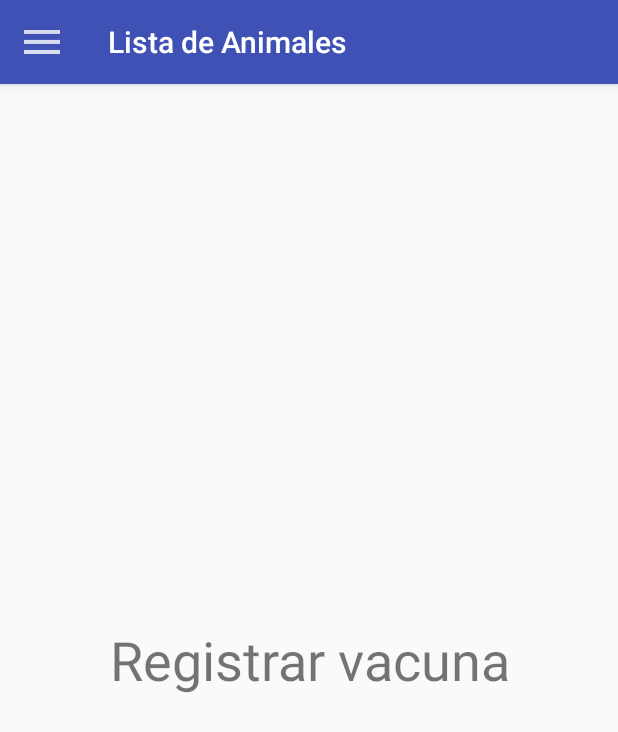
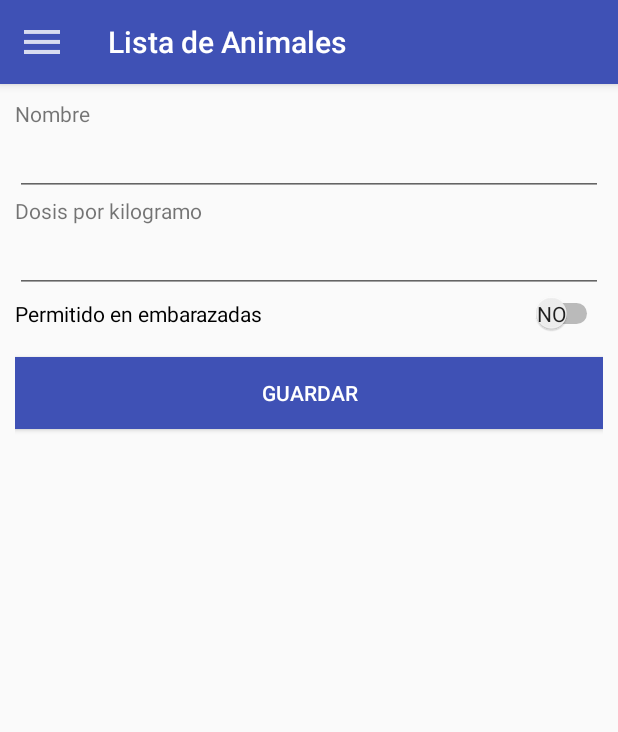
Before and after one commit to carlos-ruiz/cattle-control, an Android app: the fragment AddVaccineFragment placed in its activity, on a phone screen of 412 x 824 dp. Shown: the top 732 px of the screen. Run offline under Robolectric (Android 15) with nearby library versions, the phone set to English and light mode, and no system bars; libraries missing offline, so code that uses them is left out: org.greenrobot.greendao; 3 statements that could not run were skipped.

Commit message:
Lista de vacunas

```diff
--- a/app/src/main/java/com/cruiz90/controldeganado/entities/Vaccine.java
+++ b/app/src/main/java/com/cruiz90/controldeganado/entities/Vaccine.java
@@ -28,6 +28,12 @@ public class Vaccine {
 
     @Generated(hash = 2125395277)
     public Vaccine() {
+    }
+
+    public Vaccine(String name, Float dosePerKg, Boolean isPregnantAllowed) {
+        this.name = name;
+        this.dosePerKg = dosePerKg;
+        this.isPregnantAllowed = isPregnantAllowed;
     }
 
     public Long getVaccineId() {
--- a/app/src/main/java/com/cruiz90/controldeganado/fragments/AddAnimalFragment.java
+++ b/app/src/main/java/com/cruiz90/controldeganado/fragments/AddAnimalFragment.java
@@ -200,7 +200,7 @@ public class AddAnimalFragment extends Fragment {
                     }
                     Animal animal = new Animal(selectedType, name, buyPrice, birthDate, birthWeight, color, isMale, weaningDate, weaningWeight, soldDate, soldWeight, soldPrice, selectedMother, selectedFather);
                     DBConnection.getInstance().insert(animal);
-                    Toast.makeText(getContext(), getString(R.string.msgAnimalSaved), Toast.LENGTH_SHORT).show();
+                    Toast.makeText(getContext(), getString(R.string.msgSaved), Toast.LENGTH_SHORT).show();
                     Intent intent = new Intent(getActivity(), MainActivity.class);
                     intent.setFlags(Intent.FLAG_ACTIVITY_CLEAR_TOP);
                     startActivity(intent);
--- a/app/src/main/java/com/cruiz90/controldeganado/fragments/AddVaccineFragment.java
+++ b/app/src/main/java/com/cruiz90/controldeganado/fragments/AddVaccineFragment.java
@@ -6,8 +6,15 @@ import android.support.v4.app.Fragment;
 import android.view.LayoutInflater;
 import android.view.View;
 import android.view.ViewGroup;
+import android.widget.Button;
+import android.widget.EditText;
+import android.widget.Switch;
+import android.widget.Toast;
 
 import com.cruiz90.controldeganado.R;
+import com.cruiz90.controldeganado.entities.Vaccine;
+import com.cruiz90.controldeganado.util.DBConnection;
+import com.cruiz90.controldeganado.util.Utils;
 
 /**
  * A simple {@link Fragment} subclass.
@@ -24,7 +31,34 @@ public class AddVaccineFragment extends Fragment {
     public View onCreateView(LayoutInflater inflater, ViewGroup container,
                              Bundle savedInstanceState) {
         // Inflate the layout for this fragment
-        return inflater.inflate(R.layout.fragment_add_vaccine, container, false);
+        View root = inflater.inflate(R.layout.fragment_add_vaccine, container, false);
+
+        final EditText et_name = (EditText) root.findViewById(R.id.et_name);
+        final EditText et_dosePerKg = (EditText) root.findViewById(R.id.et_dosePerKg);
+        final Switch s_isPregnantAllowed = (Switch) root.findViewById(R.id.s_isPregnantAllowed);
+        Button b_save = (Button) root.findViewById(R.id.b_save);
+
+        b_save.setOnClickListener(new View.OnClickListener() {
+            @Override
+            public void onClick(View v) {
+                String errors = "";
+                if (et_name.getText().length()<3){
+                    errors += getString(R.string.errorNameVaccineNull)+"\n";
+                }
+                if(et_dosePerKg.getText().length()<1){
+                    errors += getString(R.string.errorDoseVaccineNull);
+                }
+
+                if (errors.isEmpty()){
+                    Vaccine vaccine = new Vaccine(et_name.getText().toString(), Float.parseFloat(et_dosePerKg.getText().toString()), s_isPregnantAllowed.isChecked());
+                    DBConnection.getInstance().insert(vaccine);
+                    Toast.makeText(getContext(), getString(R.string.msgSaved), Toast.LENGTH_SHORT).show();
+                    getFragmentManager().beginTransaction().replace(R.id.content_frame, new ListVaccinesFragment()).commit();
+                    Utils.hideKeyboard(getContext());
+                }
+            }
+        });
+        return root;
     }
 
 }
--- a/app/src/main/res/layout/fragment_add_vaccine.xml
+++ b/app/src/main/res/layout/fragment_add_vaccine.xml
@@ -1,14 +1,50 @@
-<FrameLayout xmlns:android="http://schemas.android.com/apk/res/android"
+<LinearLayout xmlns:android="http://schemas.android.com/apk/res/android"
     xmlns:tools="http://schemas.android.com/tools"
     android:layout_width="match_parent"
     android:layout_height="match_parent"
+    android:orientation="vertical"
+    android:padding="10dp"
     tools:context="com.cruiz90.controldeganado.fragments.AddVaccineFragment">
 
     <TextView
         android:layout_width="match_parent"
-        android:layout_height="match_parent"
-        android:textSize="36dp"
-        android:gravity="center"
-        android:text="Registrar vacuna" />
+        android:layout_height="wrap_content"
+        android:text="@string/name" />
 
-</FrameLayout>
+    <EditText
+        android:id="@+id/et_name"
+        android:layout_width="match_parent"
+        android:layout_height="wrap_content"
+        android:inputType="textCapWords" />
+
+    <TextView
+        android:layout_width="match_parent"
+        android:layout_height="wrap_content"
+        android:text="@string/dosesPerKg" />
+
+    <EditText
+        android:id="@+id/et_dosePerKg"
+        android:layout_width="match_parent"
+        android:layout_height="wrap_content"
+        android:inputType="numberDecimal" />
+
+    <Switch
+        android:id="@+id/s_isPregnantAllowed"
+        android:layout_width="match_parent"
+        android:layout_height="wrap_content"
+        android:showText="true"
+        android:switchPadding="@dimen/switch_padding"
+        android:text="@string/isPregnantAllowed"
+        android:textOff="@string/no"
+        android:textOn="@string/yes" />
+
+    <Button
+        android:id="@+id/b_save"
+        android:layout_width="match_parent"
+        android:layout_height="wrap_content"
+        android:layout_marginTop="15dp"
+        android:background="@color/colorPrimary"
+        android:text="@string/save"
+        android:textColor="#FFF" />
+
+</LinearLayout>
--- a/app/src/main/res/menu/nav_options.xml
+++ b/app/src/main/res/menu/nav_options.xml
@@ -23,9 +23,17 @@
                     <item
                         android:id="@+id/menu_vaccines"
                         android:icon="@drawable/ic_menu"
+                        android:title="@string/listVaccines" />
+                    <item
+                        android:id="@+id/menu_add_vaccine"
+                        android:icon="@android:drawable/ic_input_add"
+                        android:title="@string/addVaccine" />
+                    <item
+                        android:id="@+id/applied_vaccines"
+                        android:icon="@drawable/ic_menu"
                         android:title="@string/appliedVaccines" />
                     <item
-                        android:id="@+id/menu_add_vaccine"
+                        android:id="@+id/menu_apply_vaccine"
                         android:icon="@android:drawable/ic_input_add"
                         android:title="@string/applyVaccine" />
                 </group>
--- a/app/src/main/res/values/strings.xml
+++ b/app/src/main/res/values/strings.xml
@@ -38,7 +38,7 @@
     <string name="save">Guardar</string>
     <string name="errorNullName">Escriba el nombre del animal</string>
     <string name="errorNullColor">Escriba el color del animal</string>
-    <string name="msgAnimalSaved">Animal guardado correctamente</string>
+    <string name="msgSaved">Registro guardado correctamente</string>
     <string name="mother">Madre</string>
     <string name="father">Padre</string>
     <string name="unknown">Desconocido</string>
@@ -46,5 +46,13 @@
     <string name="edit">Editar</string>
     <string name="save_changes">Guardar cambios</string>
     <string name="msgChangesSaved">Cambios guardados correctamente</string>
+    <string name="dosesPerKg">Dosis por kilogramo</string>
+    <string name="isPregnantAllowed">Permitido en embarazadas</string>
+    <string name="yes">Sí</string>
+    <string name="no">No</string>
+    <string name="errorDoseVaccineNull">Escriba la dosis por kilogramo</string>
+    <string name="errorNameVaccineNull">Escriba el nombre de la vacuna</string>
+    <string name="addVaccine">Registrar Vacuna</string>
+    <string name="listVaccines">Lista de Vacunas</string>
     <!--END ADD ANIMAL-->
 </resources>
```
Also changed, not shown: app/src/main/java/com/cruiz90/controldeganado/adapters/ParentAdapter.java (deleted, +0 -52 lines), app/src/main/java/com/cruiz90/controldeganado/adapters/VacinnesListAdapter.java (added, +60 -0 lines), app/src/main/java/com/cruiz90/controldeganado/fragments/ListVaccinesFragment.java (+23 -1 lines), app/src/main/java/com/cruiz90/controldeganado/util/Utils.java (added, +25 -0 lines), app/src/main/res/layout/fragment_list_vaccines.xml (+3 -5 lines), app/src/main/res/layout/vaccine_list_item.xml (added, +23 -0 lines), 1 other file.
